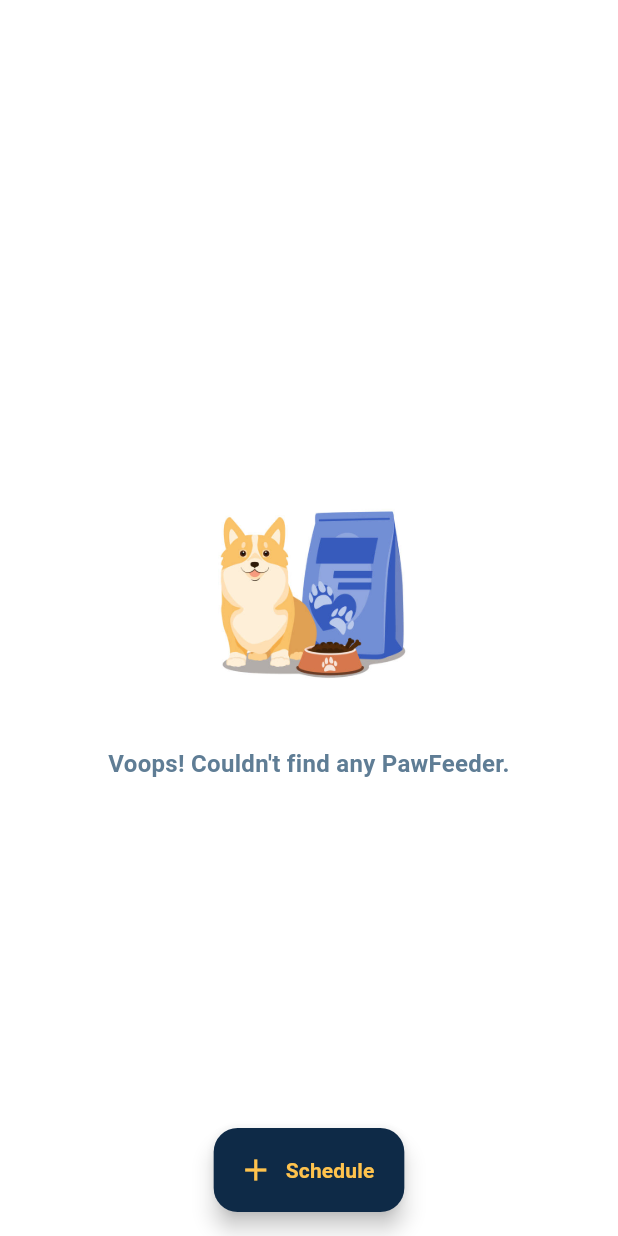
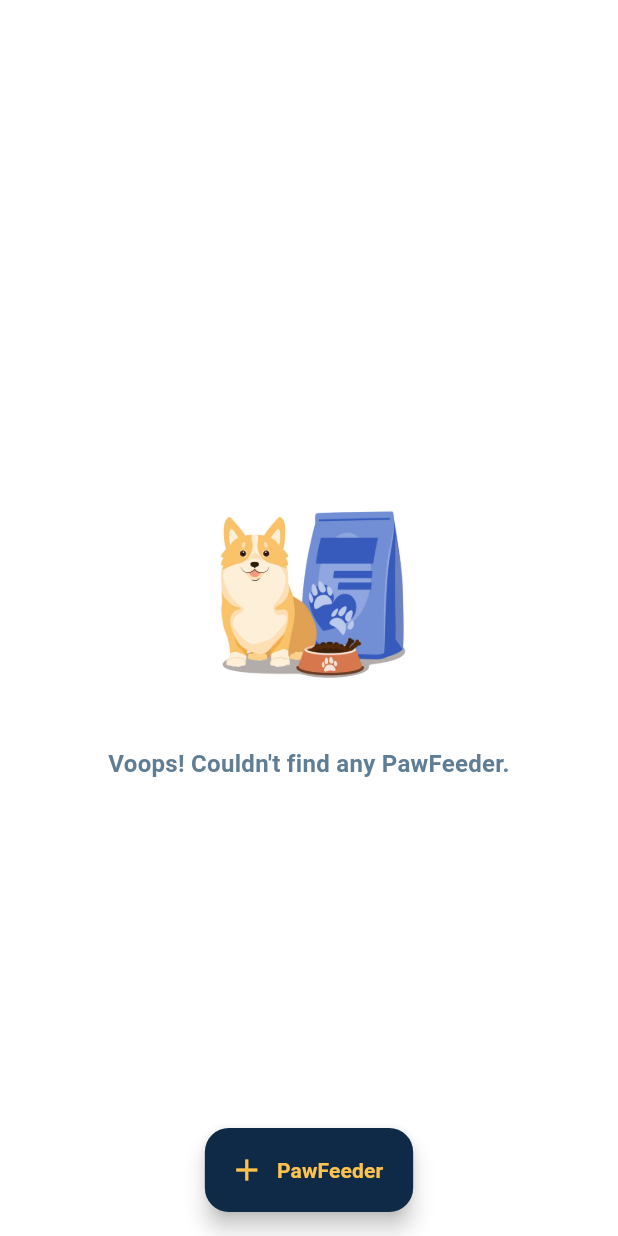
Before and after one commit to syarifhfajriyh/pawpal-PET-FEEDER-TRACKER, a Flutter app: the screen it shows after launch, on a phone screen of 412 x 824 dp. Run offline on Flutter 3.47's test engine with Material 3 defaults, Android fonts, the phone set to English and light mode, and no system bars; our stand-ins replace image_picker; Roboto replaces fonts that are missing (Nunito).

Commit message:
HomePage.dart

```diff
--- a/lib/screens/HomePage.dart
+++ b/lib/screens/HomePage.dart
@@ -199,15 +199,17 @@ class HomePageView extends StatelessWidget {
 
 // ---------- FAB ----------
 final fab = FloatingActionButton.extended(
-      onPressed: onConnectDevice,
+  onPressed: showEmptyState ? onConnectDevice : onSchedule,
   icon: const Icon(Icons.add),
-      label: const Text(
-        'Schedule',
-        style: TextStyle(fontWeight: FontWeight.w700),
+  // NOTE: no `const` here so the label can be dynamic
+  label: Text(
+    showEmptyState ? 'PawFeeder' : 'Schedule',
+    style: const TextStyle(fontWeight: FontWeight.w700),
   ),
   backgroundColor: const Color(0xFF0E2A47),
   foregroundColor: const Color(0xFFFFC34D),
 );
+
 
     return Scaffold(
       backgroundColor: Theme.of(context).colorScheme.background,
```
Lines whose indentation alone changed are shown as unchanged.
